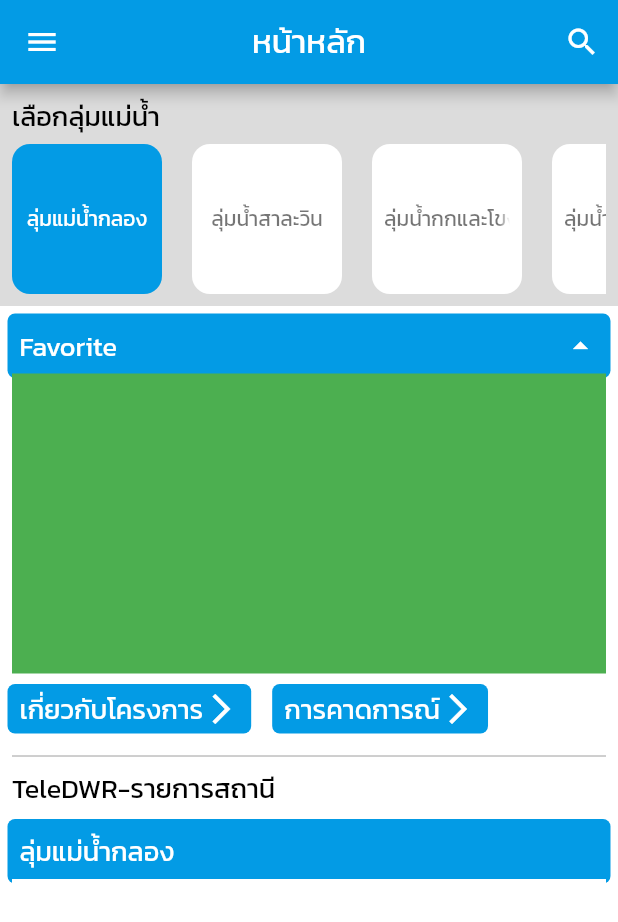
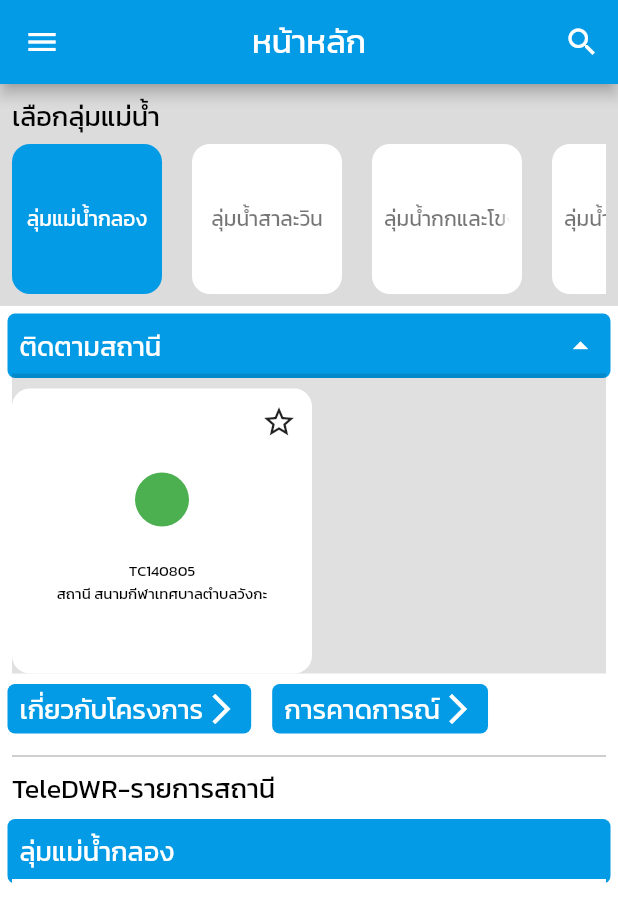
Before and after one commit to tanza4432/TeleDWR, a Flutter app: the MenuPage screen opened directly with empty values, on a phone screen of 412 x 824 dp. Shown: the top 922 px of the screen. Run offline on Flutter 3.47's test engine with Material 2 defaults, Android fonts, the phone set to English and light mode, and no system bars; drawn by our look-alikes of avatar_glow; our stand-ins replace animate_do, charts_flutter, flutter_map, fluttertoast, full_screen_image, latlong and 1 more; missing offline and left inert: flutter_plugin_pdf_viewer, flutter_session, responsive_flutter; network calls fail.

Commit message:
Update Favorite

```diff
--- a/Project/lib/Application/Menu.dart
+++ b/Project/lib/Application/Menu.dart
@@ -123,7 +123,7 @@ class _MenuPageState extends State<MenuPage> {
                                     MainAxisAlignment.spaceBetween,
                                 children: [
                                   Text(
-                                    "Favorite",
+                                    "ติดตามสถานี",
                                     style: DefaultStyleW(),
                                   ),
                                   Icon(
@@ -142,9 +142,88 @@ class _MenuPageState extends State<MenuPage> {
                           child: FadeInDown(
                             from: 0,
                             child: Container(
-                              width: double.infinity,
                               height: 200,
-                              color: Colors.green,
+                              color: Colors.black12,
+                              child: GridView(
+                                scrollDirection: Axis.horizontal,
+                                gridDelegate:
+                                    SliverGridDelegateWithMaxCrossAxisExtent(
+                                        maxCrossAxisExtent: 300,
+                                        crossAxisSpacing: 20,
+                                        mainAxisSpacing: 20),
+                                children: [
+                                  Padding(
+                                    padding: const EdgeInsets.only(top: 10),
+                                    child: InkWell(
+                                      onTap: () {
+                                        print("object");
+                                      },
+                                      child: Container(
+                                        width: 100,
+                                        decoration: BoxDecoration(
+                                          color: Colors.white,
+                                          borderRadius: BorderRadius.all(
+                                            Radius.circular(12),
+                                          ),
+                                        ),
+                                        child: Padding(
+                                          padding: const EdgeInsets.all(10.0),
+                                          child: Column(
+                                            children: [
+                                              Row(
+                                                mainAxisAlignment:
+                                                    MainAxisAlignment.end,
+                                                children: [
+                                                  InkWell(
+                                                    onTap: () {
+                                                      print("favorite");
+                                                    },
+                                                    child: Icon(Icons
+                                                        .star_border_outlined),
+                                                  ),
+                                                ],
+                                              ),
+                                              Container(
+                                                child: AvatarGlow(
+                                                  glowColor: Colors.blue,
+                                                  endRadius: 40.0,
+                                                  duration: Duration(
+                                                      milliseconds: 2000),
+                                                  repeat: true,
+                                                  showTwoGlows: true,
+                                                  repeatPauseDuration: Duration(
+                                                      milliseconds: 200),
+                                                  child: CircleAvatar(
+                                                    radius: 18.0,
+                                                    child: CircleAvatar(
+                                                      radius: 0,
+                                                      backgroundColor:
+                                                          Colors.greenAccent,
+                                                    ),
+                                                    backgroundColor:
+                                                        Colors.green,
+                                                  ),
+                                                ),
+                                              ),
+                                              Text(
+                                                "TC140805",
+                                                style: FavoriteStyle(),
+                                              ),
+                                              Text(
+                                                "สถานี สนามกีฬาเทศบาลตำบลวังกะ",
+                                                style: FavoriteStyle(),
+                                                overflow: TextOverflow.fade,
+                                                maxLines: 1,
+                                                softWrap: false,
+                                              ),
+                                            ],
+                                          ),
+                                        ),
+                                      ),
+                                    ),
+                                  ),
+                                ],
+                              ),
                             ),
                           ),
                         ),
@@ -243,10 +322,6 @@ class _MenuPageState extends State<MenuPage> {
                     maxCrossAxisExtent: 200,
                     crossAxisSpacing: 20,
                     mainAxisSpacing: 20),
-                // scrollDirection: Axis.horizontal,
-                // crossAxisCount: 8,
-                // mainAxisSpacing: 20,
-                // crossAxisSpacing: 20,
                 children: [
                   for (int i = 0; i < items.length; i++)
                     InkWell(
--- a/Project/lib/constants.dart
+++ b/Project/lib/constants.dart
@@ -39,3 +39,11 @@ TextStyle DefaultTitleB() {
       fontSize: 22.0,
       fontWeight: FontWeight.w200);
 }
+
+TextStyle FavoriteStyle() {
+  return TextStyle(
+      color: Colors.black,
+      fontFamily: 'Kanit',
+      fontSize: 10.0,
+      fontWeight: FontWeight.w200);
+}
```
Also changed, not shown: Project/lib/Application/Tab/TabOne.dart (+4 -3 lines).
